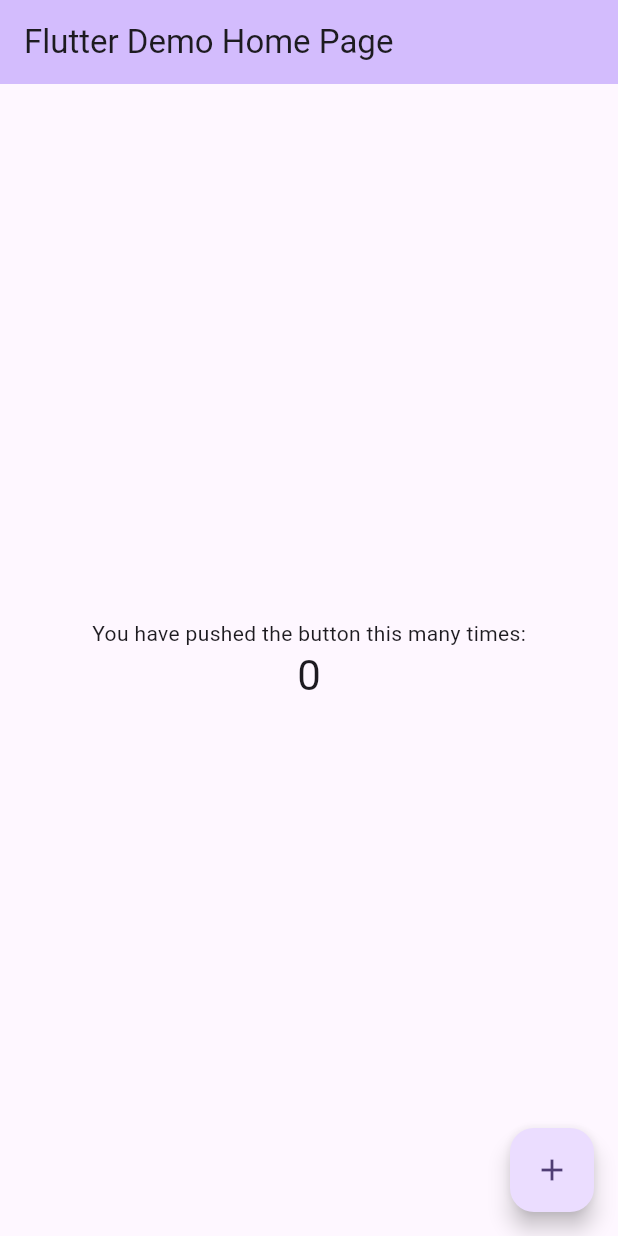
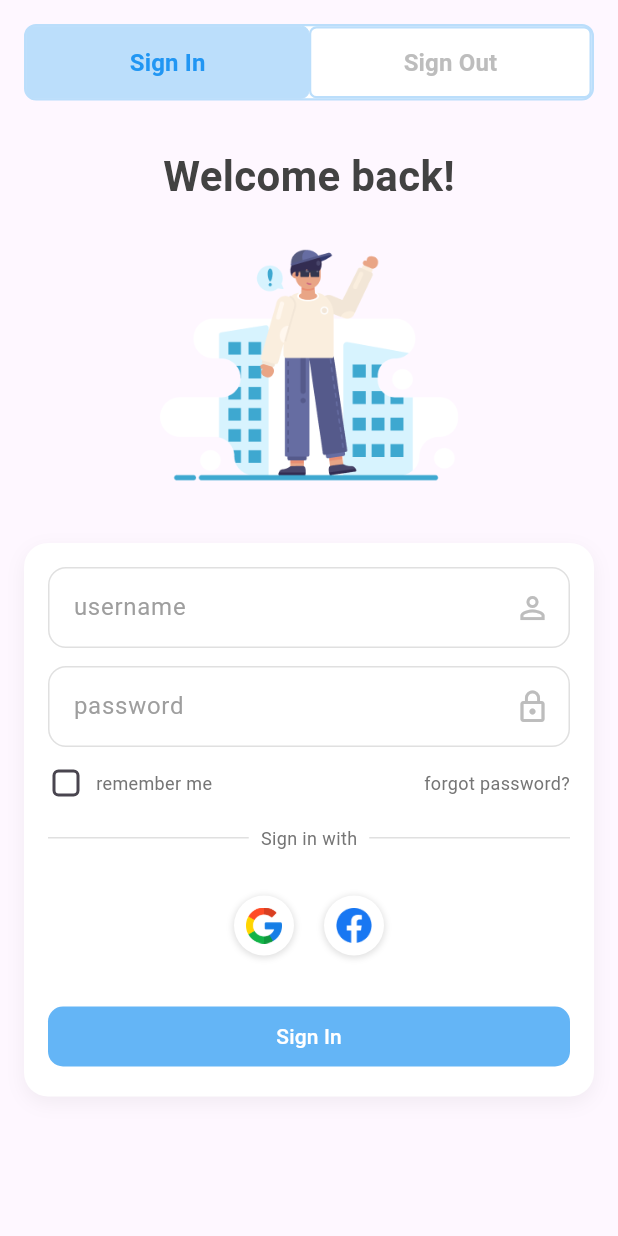
Before and after one commit to Attaroke57/user_ocean_learn_new, a Flutter app: the screen it shows after launch, on a phone screen of 412 x 824 dp. Run offline on Flutter 3.47's test engine with Material 3 defaults, Android fonts, the phone set to English and light mode, and no system bars; our stand-ins replace get.

Commit message:
feat: [ SKS] Add custom widgets and color palette for improved UI components

```diff
--- /dev/null
+++ b/lib/Page/LoginPage/LoginPage.dart
@@ -0,0 +1,218 @@
+import 'package:flutter/material.dart';
+import 'package:user_ocean_learn/Widgets/mybutton.dart';
+import 'package:user_ocean_learn/Widgets/myimage.dart';
+import 'package:user_ocean_learn/Widgets/mytextfield.dart';
+import 'package:user_ocean_learn/Widgets/mycard.dart';
+
+class LoginScreen extends StatefulWidget {
+  @override
+  _LoginScreenState createState() => _LoginScreenState();
+}
+
+class _LoginScreenState extends State<LoginScreen> {
+  bool isSignIn = true; // Track which tab is active
+
+  @override
+  Widget build(BuildContext context) {
+    return Scaffold(
+      body: SafeArea(
+        child: SingleChildScrollView(
+          child: Padding(
+            padding: const EdgeInsets.all(16.0),
+            child: Column(
+              children: [
+                // Header with Sign In/Sign Out buttons
+                Container(
+                  decoration: BoxDecoration(
+                    color: Colors.white,
+                    borderRadius: BorderRadius.circular(8),
+                    border: Border.all(
+                      color: Colors.blue.shade100,
+                      width: 1.5,
+                    ),
+                  ),
+                  child: Row(
+                    children: [
+                      MyButton(
+                        text: "Sign In",
+                        isHeaderStyle: true,
+                        isActive: isSignIn,
+                        backgroundColor: Colors.transparent,
+                        textColor:
+                            isSignIn ? Colors.blue : Colors.grey.shade400,
+                        onTap: () {
+                          setState(() {
+                            isSignIn = true;
+                          });
+                        },
+                      ),
+                      MyButton(
+                        text: "Sign Out",
+                        isHeaderStyle: true,
+                        isActive: !isSignIn,
+                        backgroundColor: Colors.transparent,
+                        textColor:
+                            !isSignIn ? Colors.blue : Colors.grey.shade400,
+                        onTap: () {
+                          setState(() {
+                            isSignIn = false;
+                          });
+                        },
+                      ),
+                    ],
+                  ),
+                ),
+                const SizedBox(height: 30),
+
+                // Welcome text
+                Text(
+                  "Welcome back!",
+                  style: TextStyle(
+                    fontSize: 28,
+                    fontWeight: FontWeight.bold,
+                    color: Colors.grey[800],
+                  ),
+                ),
+                const SizedBox(height: 15),
+
+                // Illustration
+                MyImage(
+                  child: Image.asset(
+                    'Assets/images/login.png',
+                    fit: BoxFit.contain,
+                  ),
+                ),
+                const SizedBox(height: 30),
+
+                // Login form
+                MyCard(
+                  child: Column(
+                    children: [
+                      MyTextField(
+                        hintText: "username",
+                        suffixIcon: Icons.person_outline,
+                      ),
+                      const SizedBox(height: 12),
+                      MyTextField(
+                        hintText: "password",
+                        suffixIcon: Icons.lock_outline,
+                        obscureText: true,
+                      ),
+                      const SizedBox(height: 12),
+
+                      // Remember me and forgot password
+                      Row(
+                        mainAxisAlignment: MainAxisAlignment.spaceBetween,
+                        children: [
+                          Row(
+                            children: [
+                              SizedBox(
+                                width: 24,
+                                height: 24,
+                                child: Checkbox(
+                                  value: false,
+                                  onChanged: (value) {},
+                                  shape: RoundedRectangleBorder(
+                                    borderRadius: BorderRadius.circular(4),
+                                  ),
+                                ),
+                              ),
+                              const SizedBox(width: 8),
+                              Text(
+                                "remember me",
+                                style: TextStyle(
+                                  color: Colors.grey[600],
+                                  fontSize: 12,
+                                ),
+                              ),
+                            ],
+                          ),
+                          Text(
+                            "forgot password?",
+                            style: TextStyle(
+                              color: Colors.grey[600],
+                              fontSize: 12,
+                            ),
+                          ),
+                        ],
+                      ),
+                      const SizedBox(height: 16),
+
+                      // Sign in with text
+                      Row(
+                        children: [
+                          Expanded(
+                            child: Divider(color: Colors.grey[300]),
+                          ),
+                          Padding(
+                            padding:
+                                const EdgeInsets.symmetric(horizontal: 8.0),
+                            child: Text(
+                              "Sign in with",
+                              style: TextStyle(
+                                color: Colors.grey[600],
+                                fontSize: 12,
+                              ),
+                            ),
+                          ),
+                          Expanded(
+                            child: Divider(color: Colors.grey[300]),
+                          ),
+                        ],
+                      ),
+
+                      SizedBox(height: 30),
+
+                      // Sign in with social media icons
+                      Row(
+                        mainAxisAlignment: MainAxisAlignment.center,
+                        children: [
+                          MyImage(
+                            height: 40,
+                            width: 40,
+                            isCircular: true,
+                            child: Padding(
+                              padding: const EdgeInsets.all(8.0),
+                              child: Image.asset(
+                                'Assets/images/google.png',
+                                fit: BoxFit.contain,
+                              ),
+                            ),
+                          ),
+                          SizedBox(width: 20),
+                          MyImage(
+                            height: 40,
+                            width: 40,
+                            isCircular: true,
+                            child: Padding(
+                              padding: const EdgeInsets.all(8.0),
+                              child: Image.asset(
+                                'Assets/images/facebook.png',
+                                fit: BoxFit.contain,
+                              ),
+                            ),
+                          ),
+                        ],
+                      ),
+
+                      const SizedBox(
+                      height: 30),
+                      MyButton(
+                        text: "Sign In",
+                        isPrimary: true,
+                        backgroundColor: Colors.blue[300]!,
+                        textColor: Colors.white,
+                        fullWidth: true,
+                        onTap: () {},
+                      ),
+                    ],
+                  ),
+                ),
+              ],
+            ),
+          ),
+        ),
+      ),
+    );
+  }
+}
--- /dev/null
+++ b/lib/Widgets/ColorPallete.dart
@@ -0,0 +1,10 @@
+import 'package:flutter/material.dart';
+
+
+  const Color primary = Color(0x383D43);
+  const Color secondary = Color(0xF8FDFF);
+  const Color background = Color(0xD6E4F0);
+  const Color textPrimary = Color(0000000);
+  const Color textSecondary = Color(0x3EA8D0);
+  const Color accent = Color(0xFFFFC107);
+  const Color accent2 = Color(0x5BBEE5);
--- /dev/null
+++ b/lib/Widgets/mybutton.dart
@@ -0,0 +1,95 @@
+import 'package:flutter/material.dart';
+
+class MyButton extends StatelessWidget {
+  final String text;
+  final bool isPrimary;
+  final Color backgroundColor;
+  final Color textColor;
+  final bool hasBorder;
+  final bool fullWidth;
+  final VoidCallback? onPressed;
+  final bool isHeaderStyle;
+  final bool isActive;
+  final VoidCallback onTap; // Keep as required
+
+  const MyButton({
+    Key? key,
+    required this.text,
+    this.isPrimary = false,
+    required this.backgroundColor,
+    required this.textColor,
+    this.hasBorder = false,
+    this.fullWidth = false,
+    this.onPressed,
+    this.isHeaderStyle = false,
+    this.isActive = false,
+    required this.onTap, // Keep this as required
+  }) : super(key: key);
+
+  @override
+  Widget build(BuildContext context) {
+    // For header style buttons (Sign In/Sign Out)
+    if (isHeaderStyle) {
+      return Expanded(
+        child: Container(
+          height: 48,
+          decoration: BoxDecoration(
+            color: isActive ? Colors.blue.shade100 : Colors.white,
+            borderRadius: BorderRadius.circular(5),
+            border: Border.all(
+              color: Colors.blue.shade100,
+              width: isActive ? 0 : 1.5,
+            ),
+          ),
+          child: TextButton(
+            onPressed: onTap,
+            style: TextButton.styleFrom(
+              padding: EdgeInsets.zero,
+              shape: RoundedRectangleBorder(
+                borderRadius: BorderRadius.circular(4),
+              ),
+
+            ),
+            child: Text(
+              text,
+              style: TextStyle(
+                color: isActive ? Colors.blue : Colors.grey.shade400,
+                fontWeight: FontWeight.w600,
+                fontSize: 16,
+              ),
+            ),
+          ),
+        ),
+      );
+    }
+
+    // Original button style
+    return SizedBox(
+      width: fullWidth ? double.infinity : null,
+      child: ElevatedButton(
+        onPressed: onTap, // Use onTap instead of onPressed
+        style: ElevatedButton.styleFrom(
+          backgroundColor: backgroundColor,
+          foregroundColor: textColor,
+          padding: EdgeInsets.symmetric(
+            horizontal: 2,
+            vertical: 1,
+          ),
+          shape: RoundedRectangleBorder(
+            borderRadius: BorderRadius.circular(10),
+            side: hasBorder
+                ? BorderSide(color: Colors.grey[300]!)
+                : BorderSide.none,
+          ),
+          elevation: 0,
+        ),
+        child: Text(
+          text,
+          style: TextStyle(
+            fontWeight: FontWeight.w500,
+          ),
+        ),
+      ),
+    );
+  }
+}
--- /dev/null
+++ b/lib/Widgets/mycard.dart
@@ -0,0 +1,30 @@
+import 'package:flutter/material.dart';
+
+class MyCard extends StatelessWidget {
+  final Widget child;
+
+  const MyCard({
+    Key? key,
+    required this.child,
+  }) : super(key: key);
+
+  @override
+  Widget build(BuildContext context) {
+    return Container(
+      width: double.infinity,
+      decoration: BoxDecoration(
+        color: Colors.white,
+        borderRadius: BorderRadius.circular(16),
+        boxShadow: [
+          BoxShadow(
+            color: Colors.black.withOpacity(0.05),
+            blurRadius: 10,
+            offset: Offset(0, 4),
+          ),
+        ],
+      ),
+      padding: EdgeInsets.all(16),
+      child: child,
+    );
+  }
+}
--- /dev/null
+++ b/lib/Widgets/myimage.dart
@@ -0,0 +1,38 @@
+import 'package:flutter/material.dart';
+
+// Create a new widget for social icons
+class MyImage extends StatelessWidget {
+  final Widget child;
+  final double? height;
+  final double? width;
+  final bool isCircular;
+
+  const MyImage({
+    Key? key,
+    required this.child,
+    this.height = 180,
+    this.width,
+    this.isCircular = false,
+  }) : super(key: key);
+
+  @override
+  Widget build(BuildContext context) {
+    return Container(
+      height: height,
+      width: width ?? double.infinity,
+      decoration: isCircular ? BoxDecoration(
+        shape: BoxShape.circle,
+        color: Colors.white,
+        boxShadow: [
+          BoxShadow(
+            color: Colors.grey.withOpacity(0.3),
+            spreadRadius: 1,
+            blurRadius: 3,
+            offset: Offset(0, 1),
+          ),
+        ],
+      ) : null,
+      child: child,
+    );
+  }
+}
--- /dev/null
+++ b/lib/Widgets/mytextfield.dart
@@ -0,0 +1,42 @@
+import 'package:flutter/material.dart';
+
+class MyTextField extends StatelessWidget {
+  final String hintText;
+  final IconData? suffixIcon;
+  final IconData? prefixIcon; // Changed to IconData and made optional
+  final bool obscureText;
+
+  const MyTextField({
+    Key? key,
+    required this.hintText,
+    this.suffixIcon,
+    this.prefixIcon, // Now optional
+    this.obscureText = false,
+  }) : super(key: key);
+
+  @override
+  Widget build(BuildContext context) {
+    return Container(
+      decoration: BoxDecoration(
+        color: Colors.white,
+        borderRadius: BorderRadius.circular(12),
+        border: Border.all(color: Colors.grey[300]!),
+      ),
+      child: TextField(
+        obscureText: obscureText,
+        decoration: InputDecoration(
+          hintText: hintText,
+          hintStyle: TextStyle(color: Colors.grey[500]),
+          contentPadding: EdgeInsets.symmetric(horizontal: 16, vertical: 14),
+          border: InputBorder.none,
+          suffixIcon: suffixIcon != null
+              ? Icon(suffixIcon, color: Colors.grey[400])
+              : null,
+          prefixIcon: prefixIcon != null
+              ? Icon(prefixIcon, color: Colors.grey[400])
+              : null,
+        ),
+      ),
+    );
+  }
+}
--- a/lib/main.dart
+++ b/lib/main.dart
@@ -1,4 +1,6 @@
 import 'package:flutter/material.dart';
+import 'package:get/get.dart';
+import 'package:user_ocean_learn/Page/LoginPage/LoginPage.dart';
 
 void main() {
   runApp(const MyApp());
@@ -10,116 +12,11 @@
   // This widget is the root of your application.
   @override
   Widget build(BuildContext context) {
-    return MaterialApp(
-      title: 'Flutter Demo',
-      theme: ThemeData(
-        // This is the theme of your application.
-        //
-        // TRY THIS: Try running your application with "flutter run". You'll see
-        // the application has a purple toolbar. Then, without quitting the app,
-        // try changing the seedColor in the colorScheme below to Colors.green
-        // and then invoke "hot reload" (save your changes or press the "hot
-        // reload" button in a Flutter-supported IDE, or press "r" if you used
-        // the command line to start the app).
-        //
-        // Notice that the counter didn't reset back to zero; the application
-        // state is not lost during the reload. To reset the state, use hot
-        // restart instead.
-        //
-        // This works for code too, not just values: Most code changes can be
-        // tested with just a hot reload.
-        colorScheme: ColorScheme.fromSeed(seedColor: Colors.deepPurple),
-        useMaterial3: true,
-      ),
-      home: const MyHomePage(title: 'Flutter Demo Home Page'),
+    return GetMaterialApp(
+      home: LoginScreen(),
+
+
+
     );
   }
 }
-
-class MyHomePage extends StatefulWidget {
-  const MyHomePage({super.key, required this.title});
-
-  // This widget is the home page of your application. It is stateful, meaning
-  // that it has a State object (defined below) that contains fields that affect
-  // how it looks.
-
-  // This class is the configuration for the state. It holds the values (in this
-  // case the title) provided by the parent (in this case the App widget) and
-  // used by the build method of the State. Fields in a Widget subclass are
-  // always marked "final".
-
-  final String title;
-
-  @override
-  State<MyHomePage> createState() => _MyHomePageState();
-}
-
-class _MyHomePageState extends State<MyHomePage> {
-  int _counter = 0;
-
-  void _incrementCounter() {
-    setState(() {
-      // This call to setState tells the Flutter framework that something has
-      // changed in this State, which causes it to rerun the build method below
-      // so that the display can reflect the updated values. If we changed
-      // _counter without calling setState(), then the build method would not be
-      // called again, and so nothing would appear to happen.
-      _counter++;
-    });
-  }
-
-  @override
-  Widget build(BuildContext context) {
-    // This method is rerun every time setState is called, for instance as done
-    // by the _incrementCounter method above.
-    //
-    // The Flutter framework has been optimized to make rerunning build methods
-    // fast, so that you can just rebuild anything that needs updating rather
-    // than having to individually change instances of widgets.
-    return Scaffold(
-      appBar: AppBar(
-        // TRY THIS: Try changing the color here to a specific color (to
-        // Colors.amber, perhaps?) and trigger a hot reload to see the AppBar
-        // change color while the other colors stay the same.
-        backgroundColor: Theme.of(context).colorScheme.inversePrimary,
-        // Here we take the value from the MyHomePage object that was created by
-        // the App.build method, and use it to set our appbar title.
-        title: Text(widget.title),
-      ),
-      body: Center(
-        // Center is a layout widget. It takes a single child and positions it
-        // in the middle of the parent.
-        child: Column(
-          // Column is also a layout widget. It takes a list of children and
-          // arranges them vertically. By default, it sizes itself to fit its
-          // children horizontally, and tries to be as tall as its parent.
-          //
-          // Column has various properties to control how it sizes itself and
-          // how it positions its children. Here we use mainAxisAlignment to
-          // center the children vertically; the main axis here is the vertical
-          // axis because Columns are vertical (the cross axis would be
-          // horizontal).
-          //
-          // TRY THIS: Invoke "debug painting" (choose the "Toggle Debug Paint"
-          // action in the IDE, or press "p" in the console), to see the
-          // wireframe for each widget.
-          mainAxisAlignment: MainAxisAlignment.center,
-          children: <Widget>[
-            const Text(
-              'You have pushed the button this many times:',
-            ),
-            Text(
-              '$_counter',
-              style: Theme.of(context).textTheme.headlineMedium,
-            ),
-          ],
-        ),
-      ),
-      floatingActionButton: FloatingActionButton(
-        onPressed: _incrementCounter,
-        tooltip: 'Increment',
-        child: const Icon(Icons.add),
-      ), // This trailing comma makes auto-formatting nicer for build methods.
-    );
-  }
-}
--- a/pubspec.yaml
+++ b/pubspec.yaml
@@ -35,6 +35,7 @@ dependencies:
   # The following adds the Cupertino Icons font to your application.
   # Use with the CupertinoIcons class for iOS style icons.
   cupertino_icons: ^1.0.6
+  get: ^4.7.2
 
 dev_dependencies:
   flutter_test:
@@ -59,9 +60,8 @@ flutter:
   uses-material-design: true
 
   # To add assets to your application, add an assets section, like this:
-  # assets:
-  #   - images/a_dot_burr.jpeg
-  #   - images/a_dot_ham.jpeg
+  assets:
+    - Assets/images/
 
   # An image asset can refer to one or more resolution-specific "variants", see
   # https://flutter.dev/assets-and-images/#resolution-aware
```
Also changed, not shown: Assets/images/facebook.png (added), lib/Widgets/mytext.dart (added), pubspec.lock.
